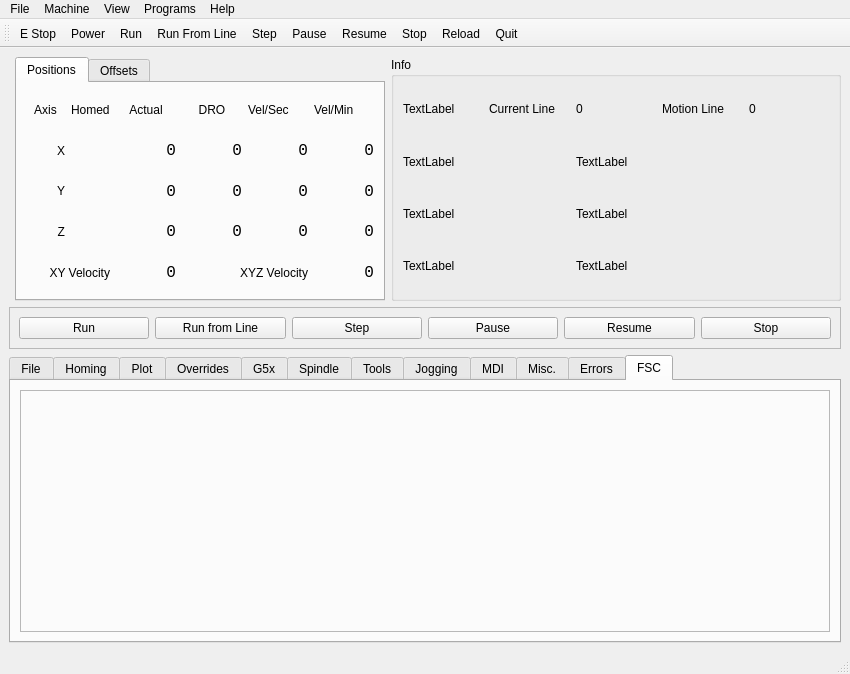
First picture: the form in examples/xyz/xyz.ui, repository jethornton/flexgui, before the edit.
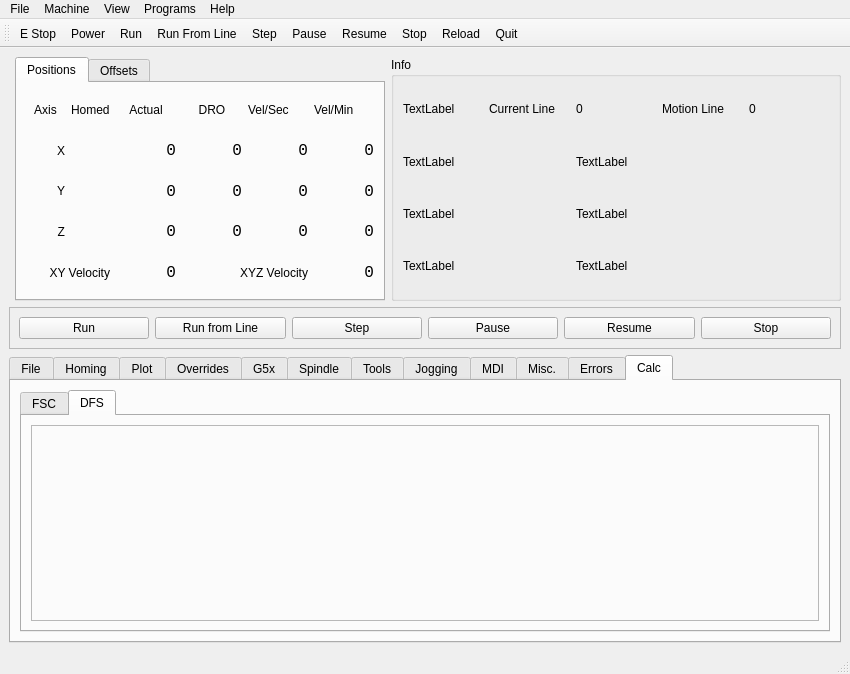
Second picture: the form after the edit. The open tabs and pages were chosen to show the change.

Commit message: add drill speed and feed calculator to example

```diff
--- a/examples/xyz/xyz.ui
+++ b/examples/xyz/xyz.ui
@@ -1618,10 +1618,23 @@
       </widget>
       <widget class="QWidget" name="tab_14">
        <attribute name="title">
-        <string>FSC</string>
+        <string>Calc</string>
        </attribute>
        <layout class="QVBoxLayout" name="verticalLayout">
         <item>
+         <widget class="QTabWidget" name="tabWidget_3">
+          <property name="tabPosition">
+           <enum>QTabWidget::North</enum>
+          </property>
+          <property name="currentIndex">
+           <number>0</number>
+          </property>
+          <widget class="QWidget" name="tab_15">
+           <attribute name="title">
+            <string>FSC</string>
+           </attribute>
+           <layout class="QVBoxLayout" name="verticalLayout_2">
+            <item>
          <widget class="QFrame" name="fsc_container">
           <property name="frameShape">
            <enum>QFrame::StyledPanel</enum>
@@ -1629,6 +1642,27 @@
           <property name="frameShadow">
            <enum>QFrame::Raised</enum>
           </property>
+             </widget>
+            </item>
+           </layout>
+          </widget>
+          <widget class="QWidget" name="tab_16">
+           <attribute name="title">
+            <string>DFS</string>
+           </attribute>
+           <layout class="QVBoxLayout" name="verticalLayout_3">
+            <item>
+             <widget class="QFrame" name="dsf_container">
+              <property name="frameShape">
+               <enum>QFrame::StyledPanel</enum>
+              </property>
+              <property name="frameShadow">
+               <enum>QFrame::Raised</enum>
+              </property>
+             </widget>
+            </item>
+           </layout>
+          </widget>
          </widget>
         </item>
        </layout>
```
Lines whose indentation alone changed are shown as unchanged.
